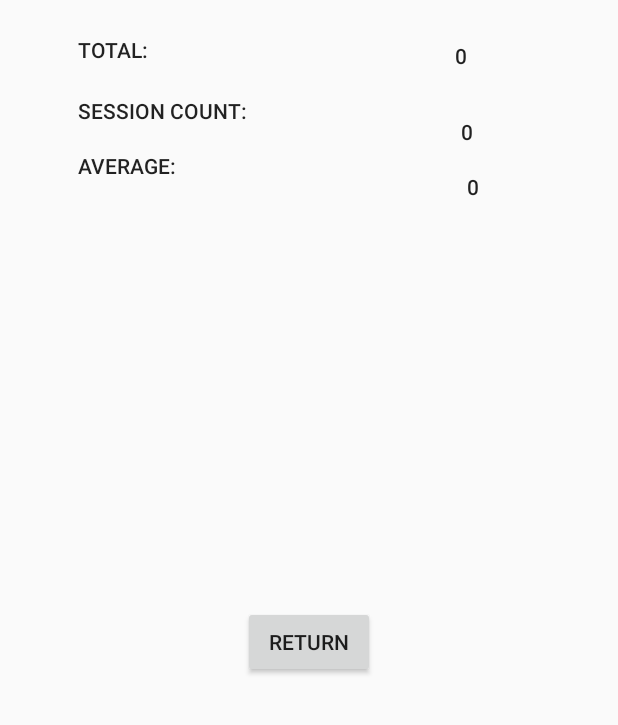
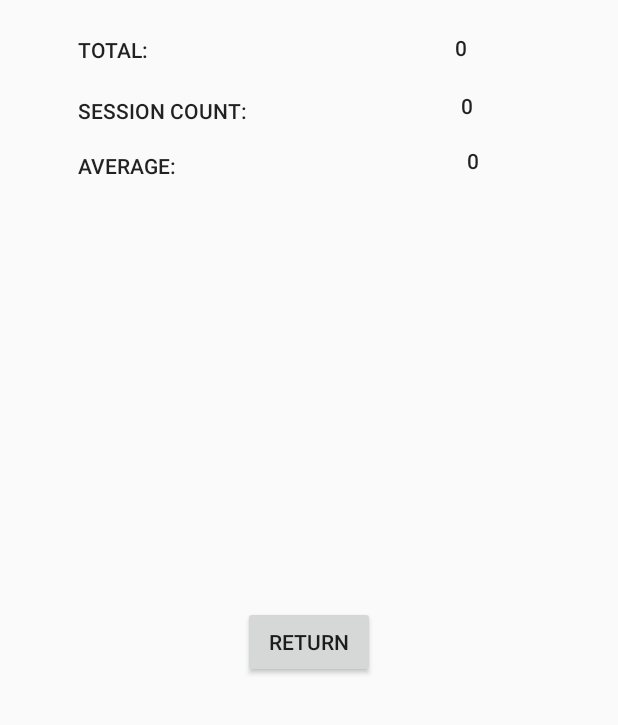
Before and after one commit to drseet/QTver1, an Android app: the Admin screen opened directly, with no data from a screen before it, after a tap on "DISPLAY STATS", on a phone screen of 412 x 824 dp, the part 511-1236 px from its top. Run offline under Robolectric (Android 15) with nearby library versions, the phone set to English and light mode, and no system bars.

Commit message:
modifications to admin screen for readability

```diff
--- a/app/src/main/res/layout/activity_admin.xml
+++ b/app/src/main/res/layout/activity_admin.xml
@@ -142,8 +142,9 @@
         tools:layout_constraintRight_creator="1"
         android:layout_marginEnd="23dp"
         app:layout_constraintRight_toRightOf="@+id/qt_stats_header"
-        android:layout_marginTop="27dp"
-        app:layout_constraintTop_toBottomOf="@+id/qt_stats_header" />
+        android:layout_marginTop="22dp"
+        app:layout_constraintTop_toBottomOf="@+id/qt_stats_header"
+        android:layout_marginRight="23dp" />
 
     <TextView
         android:id="@+id/session_value"
@@ -156,7 +157,8 @@
         app:layout_constraintRight_toRightOf="@+id/total_value"
         tools:layout_constraintLeft_creator="1"
         android:layout_marginBottom="17dp"
-        app:layout_constraintLeft_toRightOf="@+id/total_value" />
+        app:layout_constraintLeft_toRightOf="@+id/total_value"
+        app:layout_constraintHorizontal_bias="1.0" />
 
     <TextView
         android:id="@+id/avg_value"
@@ -166,8 +168,9 @@
         tools:layout_constraintTop_creator="1"
         tools:layout_constraintRight_creator="1"
         app:layout_constraintRight_toRightOf="@+id/session_value"
-        android:layout_marginTop="68dp"
+        android:layout_marginTop="56dp"
         app:layout_constraintTop_toBottomOf="@+id/total_value"
         tools:layout_constraintLeft_creator="1"
-        app:layout_constraintLeft_toRightOf="@+id/session_value" />
+        app:layout_constraintLeft_toRightOf="@+id/session_value"
+        app:layout_constraintHorizontal_bias="1.0" />
 </android.support.constraint.ConstraintLayout>
```
